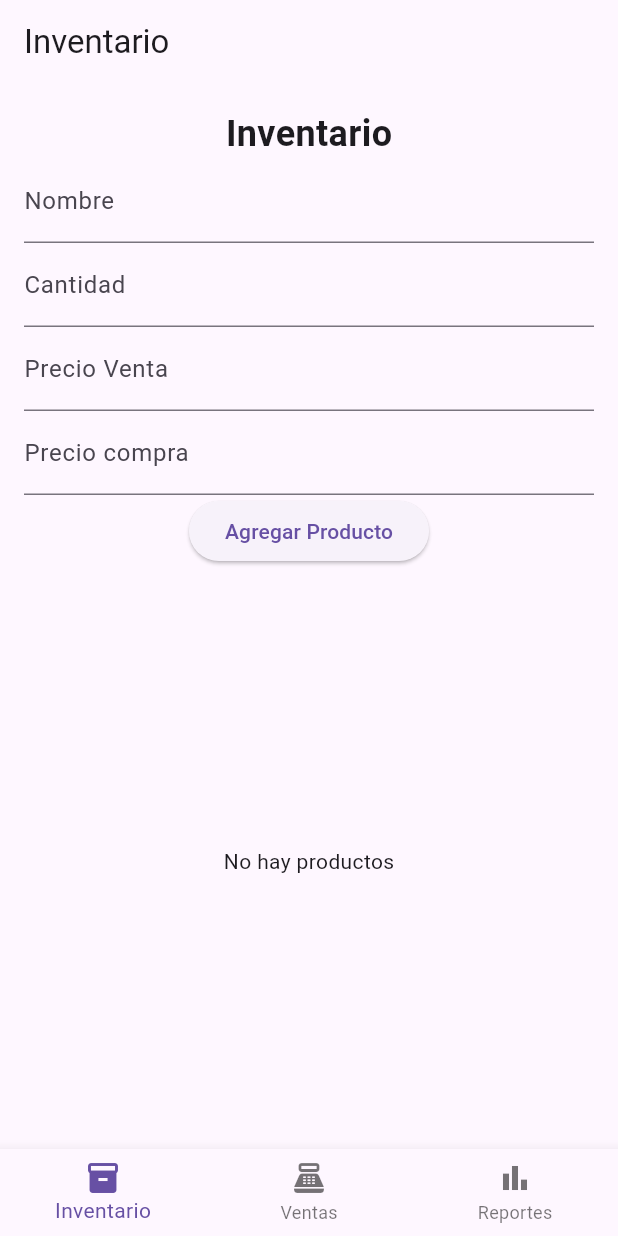
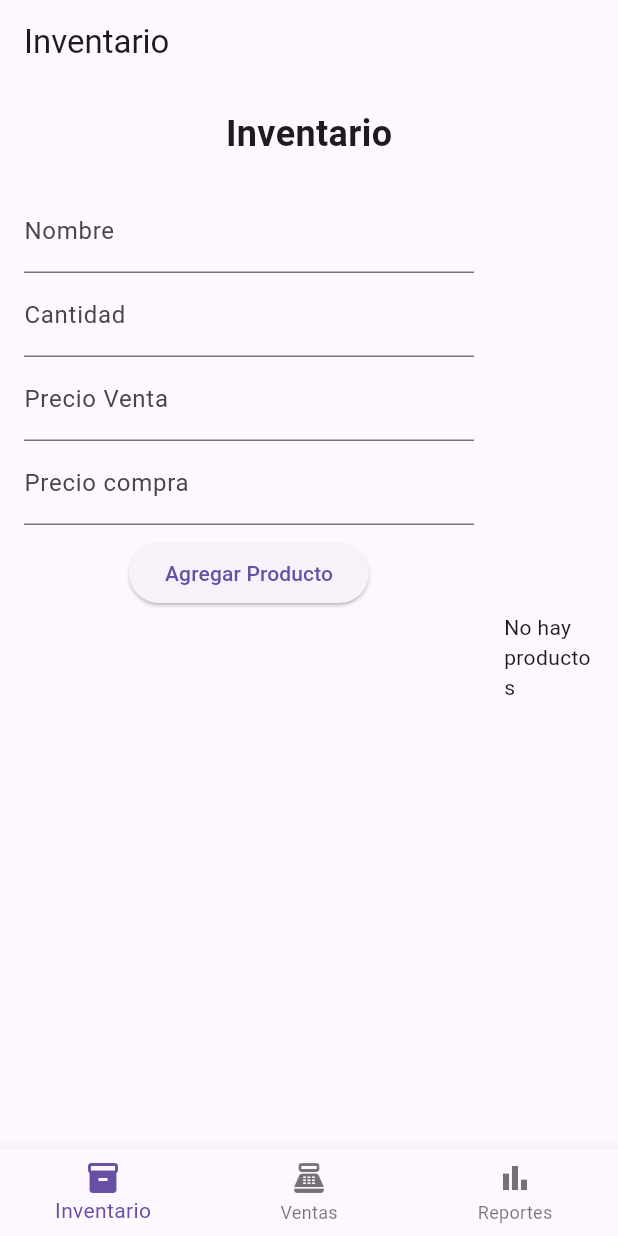
Before and after one commit to Schrei01/valinor_ludoteca, a Flutter app: the screen it shows after launch, on a phone screen of 412 x 824 dp. Run offline on Flutter 3.47's test engine with Material 3 defaults, Android fonts, the phone set to English and light mode, and no system bars; our stand-ins replace sqflite_common_ffi; accounts and stored records are empty.

Commit message:
Organización de código y pantalla inventario

```diff
--- a/lib/screens/inventario_screen.dart
+++ b/lib/screens/inventario_screen.dart
@@ -64,40 +64,146 @@ class _InventarioScreenState extends State<InventarioScreen> {
       padding: const EdgeInsets.all(16.0),
       child: Column(
         children: [
-          const Text('Inventario', style: TextStyle(fontSize: 24, fontWeight: FontWeight.bold)),
+          const Center(
+            child: Text(
+              'Inventario',
+              style: TextStyle(fontSize: 24, fontWeight: FontWeight.bold),
+            ),
+          ),
+          const SizedBox(height: 20),
 
-          // Form para agregar producto
+          Expanded( // Esto hace que la fila ocupe todo el alto disponible
+            child: Row(
+              crossAxisAlignment: CrossAxisAlignment.start,
+              children: [
+                // 📦 FORMULARIO
+                SizedBox(
+                  width: 300, // Fijo para que no se estire
+                  child: ProductForm(
+                    nameController: _nameController,
+                    quantityController: _quantityController,
+                    priceController: _priceController,
+                    purchasePriceController: _purchasePriceController,
+                    onAddProduct: _addProduct,
+                  ),
+                ),
+
+                const SizedBox(width: 20),
+
+                // 📜 LISTA DE PRODUCTOS
+                Expanded(
+                  child: ProductList(
+                    productsFuture: _productsFuture,
+                    onDeleteConfirmed: _loadProducts,
+                  ),
+                ),
+              ],
+            ),
+          ),
+        ],
+      ),
+    );
+  }
+
+}
+
+class InventoryTitle extends StatelessWidget {
+  const InventoryTitle({super.key});
+
+  @override
+  Widget build(BuildContext context) {
+    return const Text(
+      'Inventario',
+      style: TextStyle(fontSize: 24, fontWeight: FontWeight.bold),
+    );
+  }
+}
+
+class ProductForm extends StatelessWidget {
+  final TextEditingController nameController;
+  final TextEditingController quantityController;
+  final TextEditingController priceController;
+  final TextEditingController purchasePriceController;
+  final VoidCallback onAddProduct;
+
+  const ProductForm({
+    super.key,
+    required this.nameController,
+    required this.quantityController,
+    required this.priceController,
+    required this.purchasePriceController,
+    required this.onAddProduct,
+  });
+
+  @override
+  Widget build(BuildContext context) {
+    return Column(
+      children: [
         TextField(
-            controller: _nameController,
+          controller: nameController,
           decoration: const InputDecoration(labelText: 'Nombre'),
         ),
         TextField(
-            controller: _quantityController,
+          controller: quantityController,
           decoration: const InputDecoration(labelText: 'Cantidad'),
           keyboardType: TextInputType.number,
         ),
         TextField(
-            controller: _priceController,
+          controller: priceController,
           decoration: const InputDecoration(labelText: 'Precio Venta'),
           keyboardType: const TextInputType.numberWithOptions(decimal: true),
         ),
         TextField(
-            controller: _purchasePriceController,
+          controller: purchasePriceController,
           decoration: const InputDecoration(labelText: 'Precio compra'),
           keyboardType: const TextInputType.numberWithOptions(decimal: true),
         ),
-
+        const SizedBox(height: 8),
         ElevatedButton(
-            onPressed: _addProduct,
+          onPressed: onAddProduct,
           child: const Text('Agregar Producto'),
         ),
+      ],
+    );
+  }
+}
 
-          const SizedBox(height: 20),
+class ProductList extends StatelessWidget {
+  final Future<List<Product>> productsFuture;
+  final VoidCallback onDeleteConfirmed;
 
-          // Lista de productos
-          Expanded(
+  const ProductList({
+    super.key,
+    required this.productsFuture,
+    required this.onDeleteConfirmed,
+  });
+
+
+  Future<bool?> _showDeleteDialog(BuildContext context, String productName) {
+    return showDialog<bool>(
+      context: context,
+      builder: (context) => AlertDialog(
+        title: const Text('Confirmar eliminación'),
+        content: Text('¿Eliminar "$productName" del inventario?'),
+        actions: [
+          TextButton(
+            onPressed: () => Navigator.pop(context, false),
+            child: const Text('Cancelar'),
+          ),
+          TextButton(
+            onPressed: () => Navigator.pop(context, true),
+            child: const Text('Eliminar'),
+          ),
+        ],
+      ),
+    );
+  }
+
+  @override
+  Widget build(BuildContext context) {
+    return Expanded(
       child: FutureBuilder<List<Product>>(
-              future: _productsFuture,
+        future: productsFuture,
         builder: (context, snapshot) {
           if (snapshot.connectionState == ConnectionState.waiting) {
             return const Center(child: CircularProgressIndicator());
@@ -108,7 +214,6 @@ class _InventarioScreenState extends State<InventarioScreen> {
           }
 
           final products = snapshot.data!;
-
           return ListView.builder(
             itemCount: products.length,
             itemBuilder: (context, index) {
@@ -116,41 +221,25 @@ class _InventarioScreenState extends State<InventarioScreen> {
               return ListTile(
                 title: Text(p.name),
                 subtitle: Text(
-                        'Cantidad: ${p.quantity}  |  Precio venta: \$${p.price.toStringAsFixed(2)}  |  Precio compra: \$${p.purchasePrice.toStringAsFixed(2)}',
+                  'Cantidad: ${p.quantity}  |  '
+                  'Precio venta: \$${p.price.toStringAsFixed(2)}  |  '
+                  'Precio compra: \$${p.purchasePrice.toStringAsFixed(2)}',
                 ),
                 trailing: IconButton(
                   icon: const Icon(Icons.delete, color: Colors.red),
                   onPressed: () async {
-                          // Confirmar antes de eliminar
-                          final confirm = await showDialog<bool>(
-                            context: context,
-                            builder: (context) => AlertDialog(
-                              title: const Text('Confirmar eliminación'),
-                              content: Text('¿Eliminar "${p.name}" del inventario?'),
-                              actions: [
-                                TextButton(onPressed: () => Navigator.pop(context, false), child: const Text('Cancelar')),
-                                TextButton(onPressed: () => Navigator.pop(context, true), child: const Text('Eliminar')),
-                              ],
-                            ),
-                          );
-
+                    final confirm = await _showDeleteDialog(context, p.name);
                     if (confirm == true) {
                       await DatabaseHelper.instance.deleteProduct(p.id!);
-                            setState(() {
-                              _loadProducts();
-                            });
+                      onDeleteConfirmed(); // avisa para recargar
                     }
                   },
                 ),
               );
-
             },
           );
         },
       ),
-          ),
-        ],
-      ),
     );
   }
 }
```
Also changed, not shown: lib/screens/ventas_screen.dart (+116 -51 lines). Lines whose indentation alone changed are shown as unchanged.
